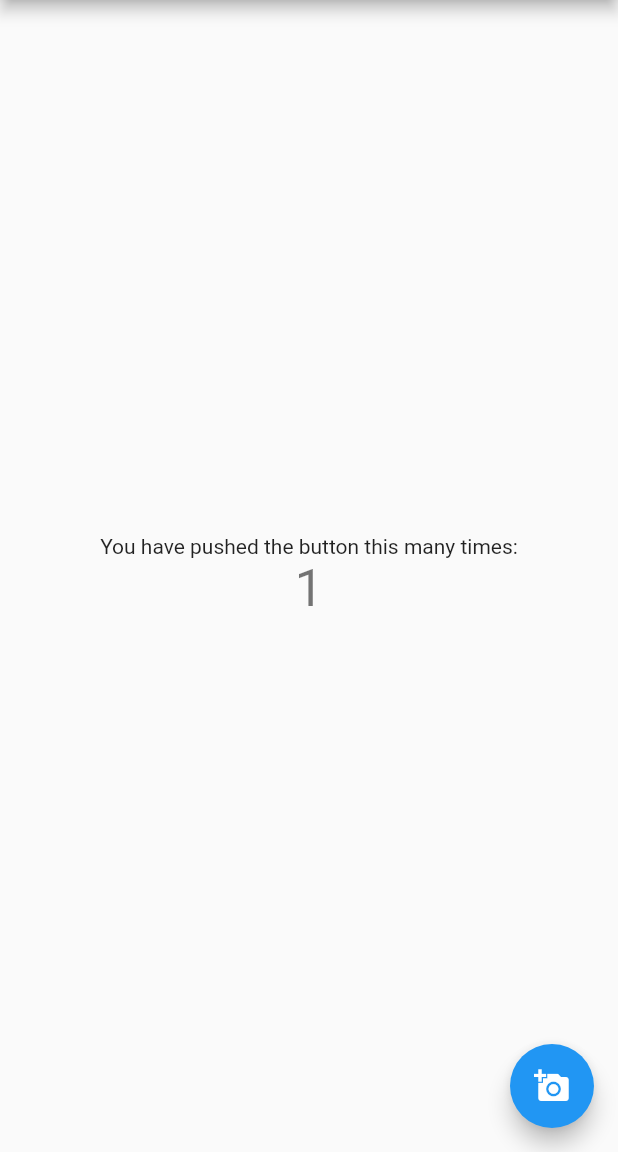
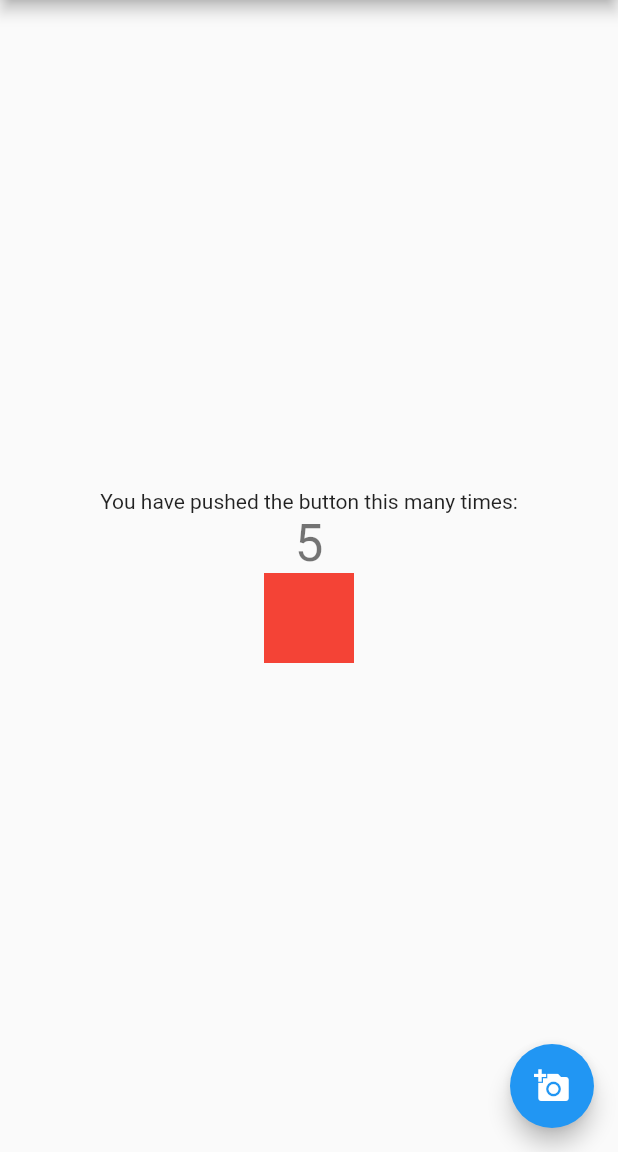
Before and after one commit to imfelixng/flutter-learning, a Flutter app: the screen it shows after launch, after a tap on the "add a photo" icon, on a phone screen of 412 x 824 dp, the part 84-1236 px from its top. Run offline on Flutter 3.47's test engine with Material 2 defaults, Android fonts, the phone set to English and light mode, and no system bars; statements that could not run were skipped.

```diff
--- a/fl01_demo_widget/lib/main.dart
+++ b/fl01_demo_widget/lib/main.dart
@@ -10,15 +10,6 @@ class MyApp extends StatelessWidget {
     return MaterialApp(
       title: 'Flutter Demo',
       theme: ThemeData(
-        // This is the theme of your application.
-        //
-        // Try running your application with "flutter run". You'll see the
-        // application has a blue toolbar. Then, without quitting the app, try
-        // changing the primarySwatch below to Colors.green and then invoke
-        // "hot reload" (press "r" in the console where you ran "flutter run",
-        // or simply save your changes to "hot reload" in a Flutter IDE).
-        // Notice that the counter didn't reset back to zero; the application
-        // is not restarted.
         primarySwatch: Colors.blue,
       ),
       home: MyHomePage(title: 'Flutter Demo Home Page'),
@@ -29,15 +20,6 @@ class MyApp extends StatelessWidget {
 class MyHomePage extends StatefulWidget {
   MyHomePage({Key key, this.title}) : super(key: key);
 
-  // This widget is the home page of your application. It is stateful, meaning
-  // that it has a State object (defined below) that contains fields that affect
-  // how it looks.
-
-  // This class is the configuration for the state. It holds the values (in this
-  // case the title) provided by the parent (in this case the App widget) and
-  // used by the build method of the State. Fields in a Widget subclass are
-  // always marked "final".
-
   final String title;
 
   @override
@@ -46,17 +28,16 @@ class MyHomePage extends StatefulWidget {
 
 class _MyHomePageState extends State<MyHomePage> {
   int _counter = 0;
+  double _width = 50;
+  double _height = 50;
   GlobalKey textKey = new GlobalKey();
   GlobalKey buttonKey = new GlobalKey();
 
   void _incrementCounter() {
     setState(() {
-      // This call to setState tells the Flutter framework that something has
-      // changed in this State, which causes it to rerun the build method below
-      // so that the display can reflect the updated values. If we changed
-      // _counter without calling setState(), then the build method would not be
-      // called again, and so nothing would appear to happen.
-      _counter++;
+      _counter+=5;
+      _width+=10;
+      _height+=10;
     });
 
     RenderBox renderText = textKey.currentContext.findRenderObject();
@@ -73,36 +54,13 @@ class _MyHomePageState extends State<MyHomePage> {
 
   @override
   Widget build(BuildContext context) {
-    // This method is rerun every time setState is called, for instance as done
-    // by the _incrementCounter method above.
-    //
-    // The Flutter framework has been optimized to make rerunning build methods
-    // fast, so that you can just rebuild anything that needs updating rather
-    // than having to individually change instances of widgets.
     return Scaffold(
       appBar: AppBar(
-        // Here we take the value from the MyHomePage object that was created by
-        // the App.build method, and use it to set our appbar title.
         title: Text(widget.title),
+
       ),
       body: Center(
-        // Center is a layout widget. It takes a single child and positions it
-        // in the middle of the parent.
         child: Column(
-          // Column is also layout widget. It takes a list of children and
-          // arranges them vertically. By default, it sizes itself to fit its
-          // children horizontally, and tries to be as tall as its parent.
-          //
-          // Invoke "debug painting" (press "p" in the console, choose the
-          // "Toggle Debug Paint" action from the Flutter Inspector in Android
-          // Studio, or the "Toggle Debug Paint" command in Visual Studio Code)
-          // to see the wireframe for each widget.
-          //
-          // Column has various properties to control how it sizes itself and
-          // how it positions its children. Here we use mainAxisAlignment to
-          // center the children vertically; the main axis here is the vertical
-          // axis because Columns are vertical (the cross axis would be
-          // horizontal).
           mainAxisAlignment: MainAxisAlignment.center,
           children: <Widget>[
             Text(
@@ -113,6 +71,11 @@ class _MyHomePageState extends State<MyHomePage> {
               key: textKey,
               style: Theme.of(context).textTheme.display1,
             ),
+            Container(
+              color: Colors.red,
+              width: _width,
+              height: _height,
+            )
           ],
         ),
       ),
```
Also changed, not shown: 1 other file.
